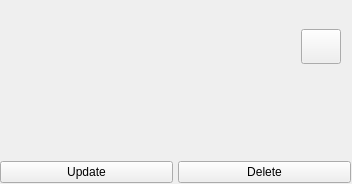
Kracocks/ToolBox, file src/UI/custom_widgets/showservicewidget.ui: the form before one commit.
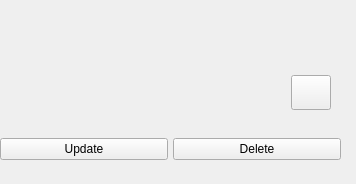
The form after the commit. Icons and pictures are not drawn.

```diff
--- a/src/UI/custom_widgets/showservicewidget.ui
+++ b/src/UI/custom_widgets/showservicewidget.ui
@@ -9,7 +9,7 @@
    <rect>
     <x>0</x>
     <y>0</y>
-    <width>352</width>
+    <width>356</width>
     <height>184</height>
    </rect>
   </property>
@@ -27,7 +27,7 @@
     <rect>
      <x>0</x>
      <y>0</y>
-     <width>351</width>
+     <width>341</width>
      <height>193</height>
     </rect>
    </property>
@@ -154,13 +154,6 @@
       </item>
      </layout>
     </item>
-    <item>
-     <widget class="QLabel" name="label">
-      <property name="text">
-       <string/>
-      </property>
-     </widget>
-    </item>
     <item>
      <layout class="QHBoxLayout" name="hb_edit">
       <item>
```
